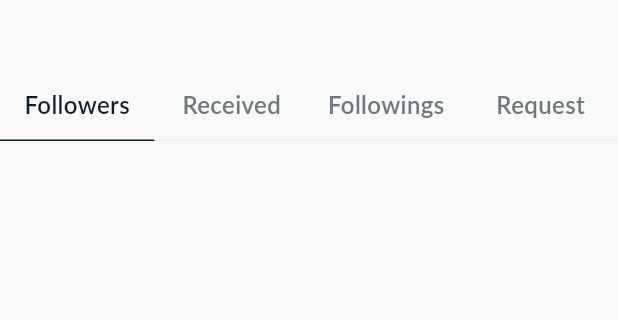
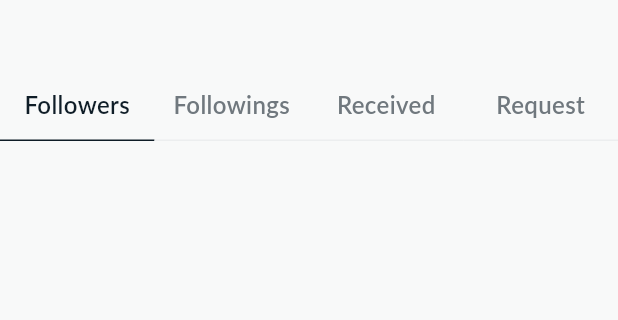
Before and after one commit to Ahmad-2785/snapchat-places, a Flutter app: the UserOptions screen opened by its route, item 3 of the bottom bar chosen, on a phone screen of 412 x 824 dp, the part 90-410 px from its top. Run offline on Flutter 3.47's test engine with Material 3 defaults, Android fonts, the phone set to English and light mode, and no system bars; our stand-ins replace camera, cloud_firestore, connectivity_plus, dio, firebase_auth, firebase_core and 14 more; missing offline and left inert: flutter_file_dialog, the_apple_sign_in; accounts and stored records are empty; network calls fail; Roboto replaces fonts that are missing (Inter, Lato).

Commit message:
fix issues

```diff
--- a/lib/src/view/settings/settings.dart
+++ b/lib/src/view/settings/settings.dart
@@ -188,9 +188,9 @@ class _SettingsState extends State<Settings> {
                                 style: Theme.of(context).textTheme.labelMedium,
                               ),
                               Switch(
-                                  inactiveTrackColor:
+                                  activeTrackColor:
                                       Theme.of(context).colorScheme.primary,
-                                  activeTrackColor: const Color(0xFFC5C9CC),
+                                  inactiveTrackColor: const Color(0xFFC5C9CC),
                                   value: appState.isDarkMode,
                                   onChanged: (bool value) {
                                     appState.updateTheme(value);
--- a/lib/src/view/users/followings.dart
+++ b/lib/src/view/users/followings.dart
@@ -107,6 +107,48 @@ class _FollowingsState extends State<Followings> {
                 child: GestureDetector(
                   onTap: () {
                     setState(() {
+                      _selectedIndex = 2;
+                    });
+                  },
+                  child: Container(
+                    height: 48,
+                    padding: const EdgeInsets.symmetric(horizontal: 8),
+                    clipBehavior: Clip.antiAlias,
+                    decoration: BoxDecoration(
+                      border: Border(
+                        bottom: BorderSide(
+                            width: 1,
+                            color: _selectedIndex == 2
+                                ? Theme.of(context)
+                                    .colorScheme
+                                    .tertiaryContainer
+                                : Theme.of(context).colorScheme.onTertiary),
+                      ),
+                    ),
+                    child: Center(
+                      child: Text(
+                        'Followings',
+                        textAlign: TextAlign.center,
+                        style: TextStyle(
+                          color: _selectedIndex == 2
+                              ? Theme.of(context).colorScheme.tertiaryContainer
+                              : Theme.of(context)
+                                  .colorScheme
+                                  .onTertiaryContainer,
+                          fontSize: 16,
+                          fontFamily: 'Lato',
+                          fontWeight: FontWeight.w600,
+                          height: 0,
+                        ),
+                      ),
+                    ),
+                  ),
+                ),
+              ),
+              Expanded(
+                child: GestureDetector(
+                  onTap: () {
+                    setState(() {
                       _selectedIndex = 1;
                     });
                   },
@@ -179,48 +221,6 @@ class _FollowingsState extends State<Followings> {
                 child: GestureDetector(
                   onTap: () {
                     setState(() {
-                      _selectedIndex = 2;
-                    });
-                  },
-                  child: Container(
-                    height: 48,
-                    padding: const EdgeInsets.symmetric(horizontal: 8),
-                    clipBehavior: Clip.antiAlias,
-                    decoration: BoxDecoration(
-                      border: Border(
-                        bottom: BorderSide(
-                            width: 1,
-                            color: _selectedIndex == 2
-                                ? Theme.of(context)
-                                    .colorScheme
-                                    .tertiaryContainer
-                                : Theme.of(context).colorScheme.onTertiary),
-                      ),
-                    ),
-                    child: Center(
-                      child: Text(
-                        'Followings',
-                        textAlign: TextAlign.center,
-                        style: TextStyle(
-                          color: _selectedIndex == 2
-                              ? Theme.of(context).colorScheme.tertiaryContainer
-                              : Theme.of(context)
-                                  .colorScheme
-                                  .onTertiaryContainer,
-                          fontSize: 16,
-                          fontFamily: 'Lato',
-                          fontWeight: FontWeight.w600,
-                          height: 0,
-                        ),
-                      ),
-                    ),
-                  ),
-                ),
-              ),
-              Expanded(
-                child: GestureDetector(
-                  onTap: () {
-                    setState(() {
                       _selectedIndex = 3;
                     });
                   },
@@ -264,8 +264,8 @@ class _FollowingsState extends State<Followings> {
           Expanded(
             child: <Widget>[
               FollowersLists(followers: widget.followers),
+              FollowingsLists(followings: widget.followings),
               PendingFollowersLists(pendingFollowers: widget.pendingFollowers),
-              FollowingsLists(followings: widget.followings),
               PendingFollowingsLists(
                   pendingFollowings: widget.pendingFollowings),
             ][_selectedIndex],
--- a/lib/src/view/users/user_options.dart
+++ b/lib/src/view/users/user_options.dart
@@ -108,7 +108,7 @@ class _UserOptionsState extends State<UserOptions> {
         .equalTo(userKey)
         .onValue
         .listen(getFollowers);
-
+    // get stories data
     final DatabaseReference databaseReference = FirebaseDatabase.instance.ref();
     DatabaseReference usersRef = databaseReference.child('Stories');
     DatabaseEvent event =
@@ -121,8 +121,6 @@ class _UserOptionsState extends State<UserOptions> {
         stories.add(value);
       });
     }
-    print(">>>>>>");
-    print(stories);
 
     setState(() {
       _stories = stories;
@@ -285,9 +283,9 @@ class _UserOptionsState extends State<UserOptions> {
                           style: Theme.of(context).textTheme.labelMedium,
                         ),
                         Switch(
-                            inactiveTrackColor:
+                            activeTrackColor:
                                 Theme.of(context).colorScheme.primary,
-                            activeTrackColor: const Color(0xFFC5C9CC),
+                            inactiveTrackColor: const Color(0xFFC5C9CC),
                             value: _isPublic,
                             onChanged: setPrivacy)
                       ],
@@ -298,7 +296,8 @@ class _UserOptionsState extends State<UserOptions> {
                       width: double.infinity,
                       padding: const EdgeInsets.only(
                           left: 20, right: 20, top: 0, bottom: 20),
-                      child: FutureBuilder<List<Map>>(
+                      child: _stories.isNotEmpty
+                          ? FutureBuilder<List<Map>>(
                               future: Future.value(_stories),
                               builder: (context, snapshot) {
                                 if (snapshot.hasData) {
@@ -311,25 +310,32 @@ class _UserOptionsState extends State<UserOptions> {
                                       itemBuilder: (context, index) {
                                         return Padding(
                                           padding: const EdgeInsets.only(
-                                        left: 8, right: 8, bottom: 16, top: 0),
+                                              left: 8,
+                                              right: 8,
+                                              bottom: 16,
+                                              top: 0),
                                           child: snapshot.data![index]
                                                       ['contentType'] ==
                                                   'image/jpeg'
                                               ? GestureDetector(
                                                   onTap: () {
-                                              Get.toNamed(Routes.imageDisplay,
+                                                    Get.toNamed(
+                                                        Routes.imageDisplay,
                                                         arguments: {
-                                                    'placeData':
-                                                        snapshot.data![index],
+                                                          'placeData': snapshot
+                                                              .data![index],
                                                         });
                                                   },
                                                   child: Container(
                                                     decoration: BoxDecoration(
                                                       borderRadius:
-                                                    BorderRadius.circular(8),
+                                                          BorderRadius.circular(
+                                                              8),
                                                       image: DecorationImage(
-                                                    image: NetworkImage(snapshot
-                                                        .data![index]['url']),
+                                                          image: NetworkImage(
+                                                              snapshot.data![
+                                                                      index]
+                                                                  ['url']),
                                                           fit: BoxFit.cover),
                                                     ),
                                                   ),
@@ -346,15 +352,19 @@ class _UserOptionsState extends State<UserOptions> {
                                                   child: Container(
                                                     decoration: BoxDecoration(
                                                       borderRadius:
-                                                    BorderRadius.circular(8),
+                                                          BorderRadius.circular(
+                                                              8),
                                                     ),
-                                              clipBehavior: Clip.antiAlias,
+                                                    clipBehavior:
+                                                        Clip.antiAlias,
                                                     child: Stack(
-                                                alignment: Alignment.bottomLeft,
+                                                      alignment:
+                                                          Alignment.bottomLeft,
                                                       children: [
                                                         VideoPlay(
                                                             pathh: snapshot
-                                                          .data![index]['url']),
+                                                                    .data![
+                                                                index]['url']),
                                                         const Icon(
                                                           Icons.play_arrow,
                                                           size: 20,
@@ -370,6 +380,12 @@ class _UserOptionsState extends State<UserOptions> {
                                 return const Center(
                                     child: CircularProgressIndicator());
                               },
+                            )
+                          : Center(
+                              child: Text(
+                                "There is no story",
+                                style: Theme.of(context).textTheme.titleSmall,
+                              ),
                             ),
                     ),
                   ),
```
Also changed, not shown: lib/src/view/signin/recovery_profile.dart (+8 -1 lines), lib/src/view_model/services/splash_services.dart (+19 -4 lines). Lines whose indentation alone changed are shown as unchanged.
